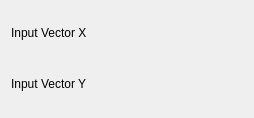
Above: src/plugins/dataobject/linefit/linefitconfig.ui from Kst-plot/kst before the change. Below: the same form after it.
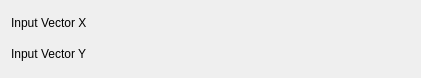
That is the form after the change. Custom widgets are drawn as their Qt base class.

What changed in the file:
```diff
--- a/src/plugins/dataobject/linefit/linefitconfig.ui
+++ b/src/plugins/dataobject/linefit/linefitconfig.ui
@@ -5,10 +5,16 @@
    <rect>
     <x>0</x>
     <y>0</y>
-    <width>254</width>
-    <height>118</height>
+    <width>421</width>
+    <height>78</height>
    </rect>
   </property>
+  <property name="minimumSize" >
+   <size>
+    <width>400</width>
+    <height>0</height>
+   </size>
+  </property>
   <layout class="QVBoxLayout" name="verticalLayout" >
    <item>
     <layout class="QHBoxLayout" name="horizontalLayout" >
```
